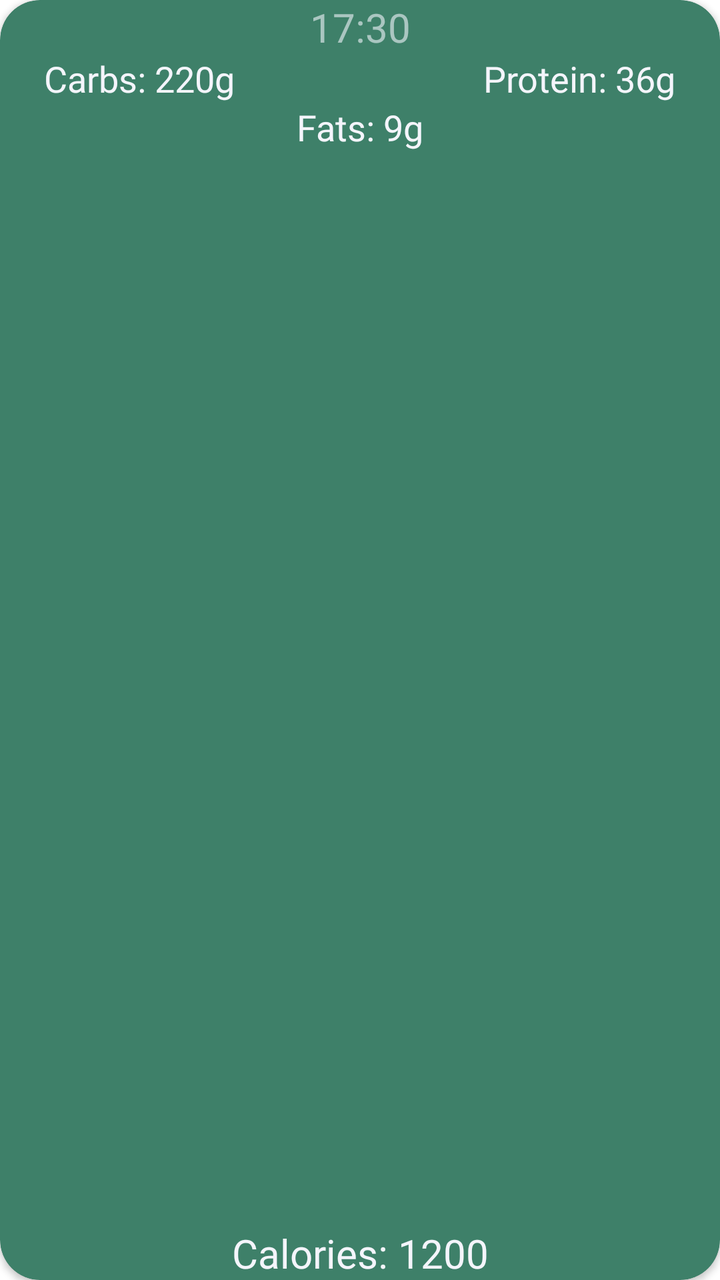
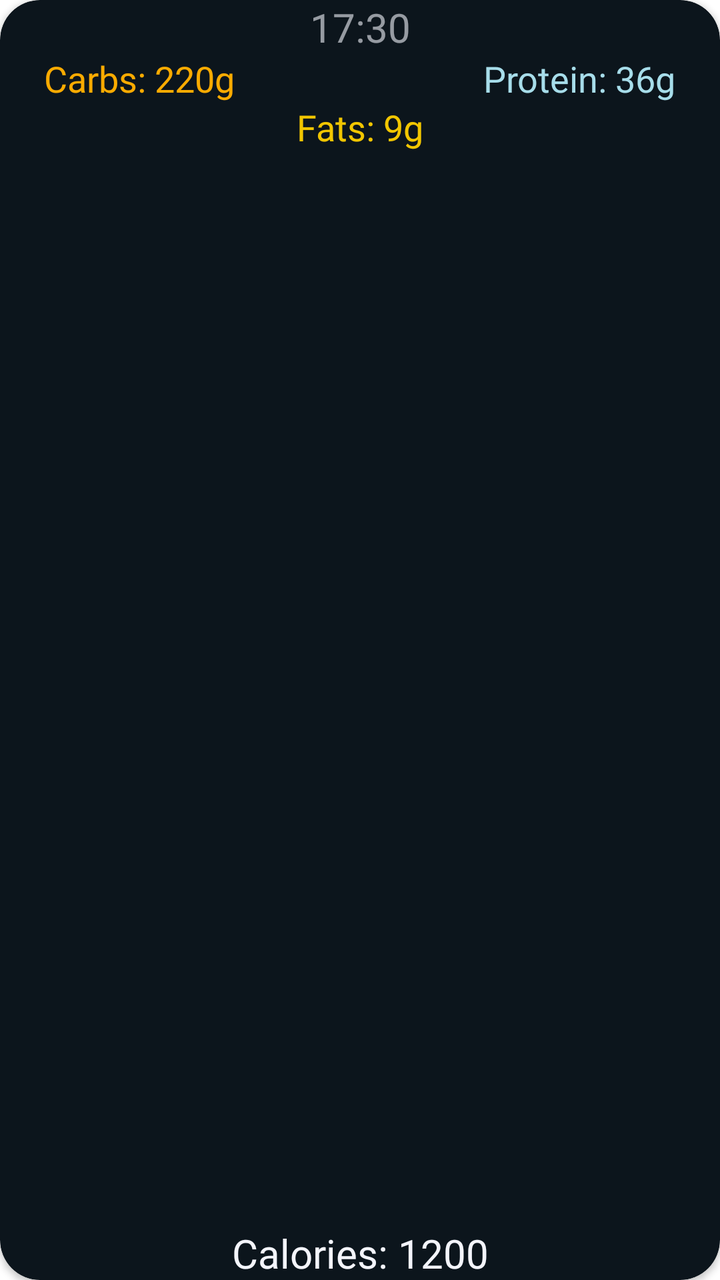

Compare the two renders of this Android layout. The source of the first and the diff that turns it into the second are given below.
<!-- AndroidManifest.xml: application theme Theme.FitnesApp -->
<!-- res/layout/item_nutrition_card.xml -->
<?xml version="1.0" encoding="utf-8"?>
<androidx.cardview.widget.CardView xmlns:android="http://schemas.android.com/apk/res/android"
    xmlns:app="http://schemas.android.com/apk/res-auto"
    xmlns:tools="http://schemas.android.com/tools"
    android:layout_width="match_parent"
    android:layout_height="130dp"
    android:layout_marginLeft="26dp"
    android:layout_marginRight="26dp"
    android:layout_marginBottom="10dp"
    android:background="@color/background"
    app:cardBackgroundColor="@color/secondary"
    app:cardCornerRadius="20dp">

    <androidx.constraintlayout.widget.ConstraintLayout
        android:layout_width="match_parent"
        android:layout_height="match_parent">

        <TextView
            android:id="@+id/tvCalories"
            android:layout_width="wrap_content"
            android:layout_height="wrap_content"
            android:fontFamily="@font/nobile_bold"
            android:text="Calories: 1200"
            android:textColor="@color/text"
            android:textSize="20sp"
            app:layout_constraintBottom_toBottomOf="parent"
            app:layout_constraintEnd_toEndOf="parent"
            app:layout_constraintStart_toStartOf="parent" />

        <TextView
            android:id="@+id/tvFats"
            android:layout_width="wrap_content"
            android:layout_height="wrap_content"
            android:fontFamily="@font/nobile_bold"
            android:text="Fats: 9g"
            android:textColor="@color/text"
            android:textSize="18sp"
            app:layout_constraintEnd_toEndOf="parent"
            app:layout_constraintStart_toStartOf="parent"
            app:layout_constraintTop_toBottomOf="@+id/tvProteins" />

        <TextView
            android:id="@+id/tvTimeNut"
            android:layout_width="wrap_content"
            android:layout_height="wrap_content"
            android:fontFamily="@font/nobile_bold"
            android:text="17:30"
            android:textColor="@color/text_smuf"
            android:textSize="20sp"
            app:layout_constraintEnd_toEndOf="parent"
            app:layout_constraintStart_toStartOf="parent"
            app:layout_constraintTop_toTopOf="parent" />

        <TextView
            android:id="@+id/tvCarbs"
            android:layout_width="wrap_content"
            android:layout_height="wrap_content"
            android:layout_marginStart="22dp"
            android:fontFamily="@font/nobile_bold"
            android:text="Carbs: 220g"
            android:textColor="@color/text"
            android:textSize="18sp"
            app:layout_constraintStart_toStartOf="parent"
            app:layout_constraintTop_toBottomOf="@+id/tvTimeNut" />

        <TextView
            android:id="@+id/tvProteins"
            android:layout_width="wrap_content"
            android:layout_height="wrap_content"
            android:layout_marginEnd="22dp"
            android:fontFamily="@font/nobile_bold"
            android:text="Protein: 36g"
            android:textColor="@color/text"
            android:textSize="18sp"
            app:layout_constraintEnd_toEndOf="parent"
            app:layout_constraintTop_toBottomOf="@+id/tvTimeNut" />
    </androidx.constraintlayout.widget.ConstraintLayout>
</androidx.cardview.widget.CardView>
<!-- resources referenced by this layout -->
<resources>
  <color name="background">#243B3E</color>
  <color name="secondary">#3E8069</color>
  <color name="text">#F4F5FC</color>
  <color name="text_smuf">#99F4F5FC</color>
  <style name="Theme.FitnesApp" parent="Theme.MaterialComponents.DayNight.NoActionBar">
  
          <item name="colorPrimary">@color/accent_color</item>
          <item name="colorPrimaryVariant">@color/secondary</item>
          <item name="colorOnPrimary">@color/black</item>
          <item name="colorSecondary">@color/teal_200</item>
          <item name="colorSecondaryVariant">@color/teal_200</item>
          <item name="colorOnSecondary">@color/black</item>
  
          <item name="android:statusBarColor">@android:color/transparent</item>
          <item name="android:windowLightStatusBar">false</item>
      </style>
  <color name="accent_color">#81EDA0</color>
  <color name="black">#FF000000</color>
  <color name="teal_200">#FF03DAC5</color>
</resources>

<!-- the commit's change to res/layout/item_nutrition_card.xml (unified diff, before → after) -->
@@ -33,7 +33,7 @@
             android:layout_height="wrap_content"
             android:fontFamily="@font/nobile_bold"
             android:text="Fats: 9g"
-            android:textColor="@color/text"
+            android:textColor="@color/yellow_start"
             android:textSize="18sp"
             app:layout_constraintEnd_toEndOf="parent"
             app:layout_constraintStart_toStartOf="parent"
@@ -58,7 +58,7 @@
             android:layout_marginStart="22dp"
             android:fontFamily="@font/nobile_bold"
             android:text="Carbs: 220g"
-            android:textColor="@color/text"
+            android:textColor="@color/temp_orange"
             android:textSize="18sp"
             app:layout_constraintStart_toStartOf="parent"
             app:layout_constraintTop_toBottomOf="@+id/tvTimeNut" />
@@ -70,7 +70,7 @@
             android:layout_marginEnd="22dp"
             android:fontFamily="@font/nobile_bold"
             android:text="Protein: 36g"
-            android:textColor="@color/text"
+            android:textColor="@color/blue_end"
             android:textSize="18sp"
             app:layout_constraintEnd_toEndOf="parent"
             app:layout_constraintTop_toBottomOf="@+id/tvTimeNut" />
<!-- resource entries referenced after the edit -->
@@ -1,9 +1,12 @@
 <!-- resources referenced by this layout -->
 <resources>
-  <color name="background">#243B3E</color>
-  <color name="secondary">#3E8069</color>
+  <color name="background">#142A3E</color>
+  <color name="blue_end">#A7DDEA</color>
+  <color name="secondary">#0C151C</color>
+  <color name="temp_orange">#FBAB00</color>
   <color name="text">#F4F5FC</color>
   <color name="text_smuf">#99F4F5FC</color>
+  <color name="yellow_start">#F2C600</color>
   <style name="Theme.FitnesApp" parent="Theme.MaterialComponents.DayNight.NoActionBar">
   
           <item name="colorPrimary">@color/accent_color</item>
@@ -16,7 +19,7 @@
           <item name="android:statusBarColor">@android:color/transparent</item>
           <item name="android:windowLightStatusBar">false</item>
       </style>
-  <color name="accent_color">#81EDA0</color>
+  <color name="accent_color">#6DD1AA</color>
   <color name="black">#FF000000</color>
   <color name="teal_200">#FF03DAC5</color>
 </resources>
